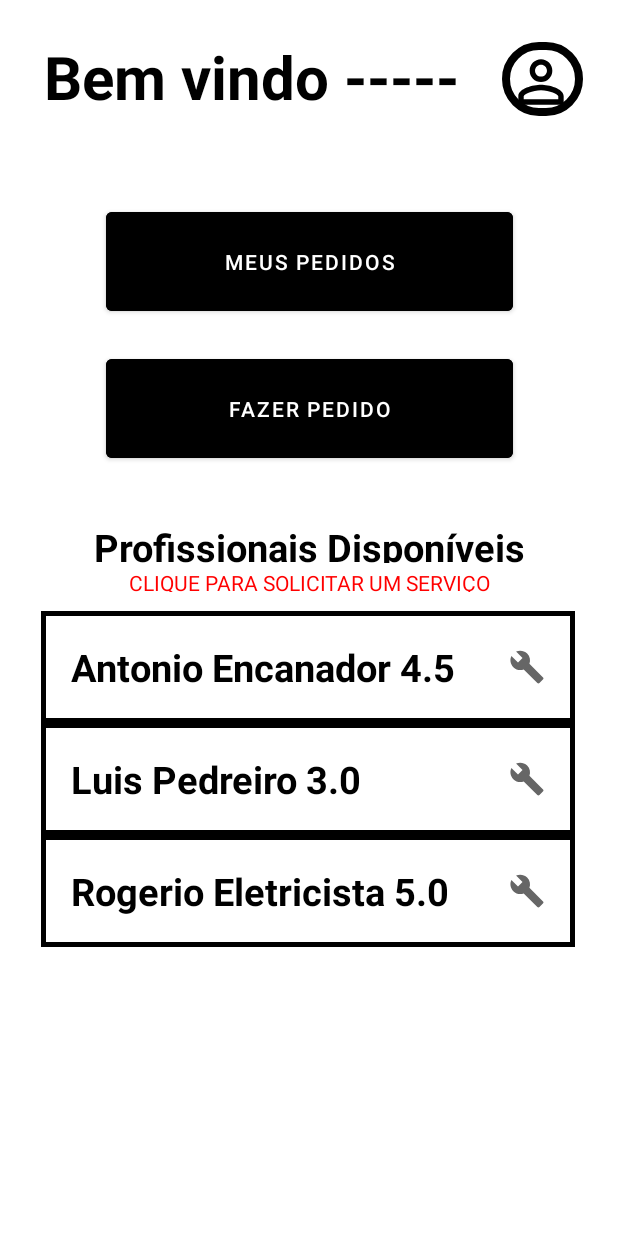
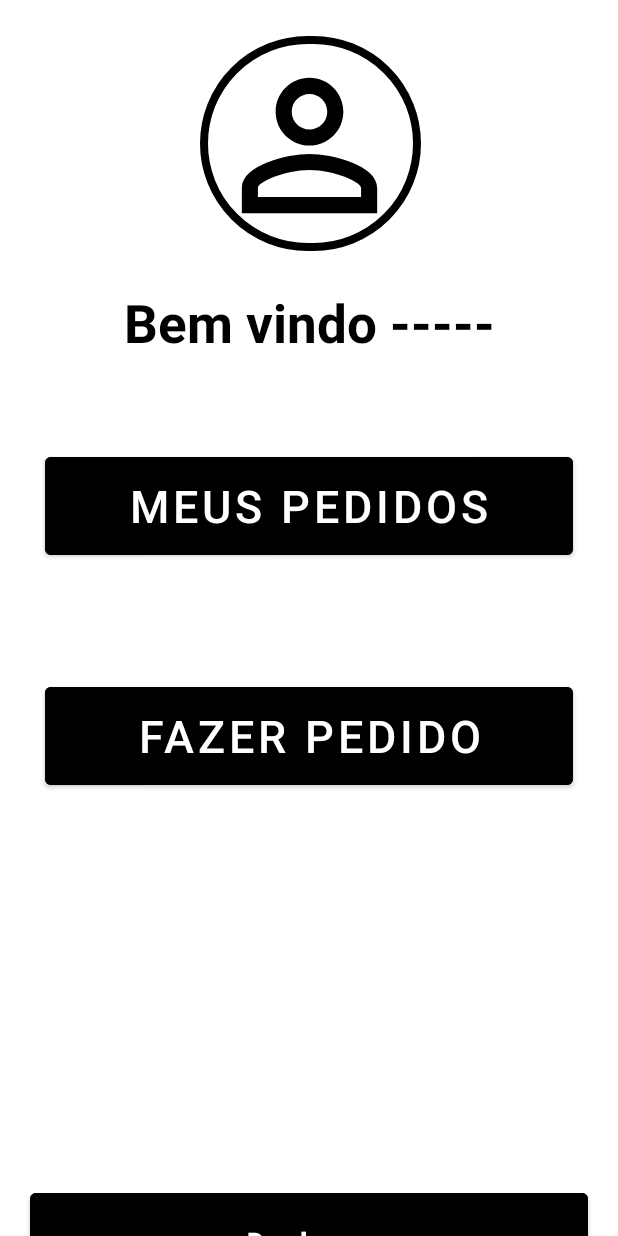
Before and after one commit to gabrielscholze-r/ObraPrima-Android, an Android app: the TelaPrincipalCliente screen opened directly, with no data from a screen before it, on a phone screen of 412 x 824 dp. Run offline under Robolectric (Android 15) with nearby library versions, the phone set to English and light mode, and no system bars; 2 statements that could not run were skipped.

Commit message:
login fix & home

```diff
--- a/app/src/main/java/com/example/meuapp/FormLogin.java
+++ b/app/src/main/java/com/example/meuapp/FormLogin.java
@@ -73,8 +73,11 @@ public class FormLogin extends AppCompatActivity {
 
                     }
                 }
-                TextView error = findViewById(R.id.errorMessage);
-                error.setText("Email não encontrado");
+                if(!logged){
+                    TextView error = findViewById(R.id.errorMessage);
+                    error.setText("Email não encontrado");
+                }
+
             }
         });
 
--- a/app/src/main/java/com/example/meuapp/MainActivity.java
+++ b/app/src/main/java/com/example/meuapp/MainActivity.java
@@ -15,5 +15,7 @@ public class MainActivity extends AppCompatActivity {
         setContentView(R.layout.activity_main);
         Intent i = new Intent(MainActivity.this, FormLogin.class);
         startActivity(i);
+
+
     }
 }
--- a/app/src/main/java/com/example/meuapp/TelaPrincipalCliente.java
+++ b/app/src/main/java/com/example/meuapp/TelaPrincipalCliente.java
@@ -42,10 +42,8 @@ public class TelaPrincipalCliente extends AppCompatActivity {
     private Button bt_contratar3;
     private Button bt_lista_pro;
     private int x,y,z;
-    private RecyclerView RView;
     private String ClienteNome;
     private ArrayList<Profissional> profissionais;
-    private RecycleAdapter.RecyclerViewClickListener listener;
 
     @Override
     protected void onCreate(Bundle savedInstanceState) {
@@ -59,8 +57,6 @@ public class TelaPrincipalCliente extends AppCompatActivity {
         getSupportActionBar().hide();
         IniciarComponentes();
         profissionais = Database.getProfissionais();
-        RView = findViewById(R.id.recyclerView);
-        setAdapter();
         LoginAtual loginAtual = Database.getLoginAtual();
         ClienteNome = loginAtual.getCliente().getNome();
         ArrayList<String> views = new ArrayList<>();
@@ -71,6 +67,7 @@ public class TelaPrincipalCliente extends AppCompatActivity {
             @Override
             public void onClick(View view) {
                 Intent intent = new Intent(TelaPrincipalCliente.this, FormLogin.class);
+                intent.setFlags(Intent.FLAG_ACTIVITY_CLEAR_TOP);
                 LoginAtual l = new LoginAtual();
                 Database.setLoginAtual(l);
                 startActivity(intent);
@@ -83,8 +80,8 @@ public class TelaPrincipalCliente extends AppCompatActivity {
             @Override
             public void onClick(View view) {
                 Intent intent = new Intent(TelaPrincipalCliente.this, TelaServicosCliente.class);
+                intent.setFlags(Intent.FLAG_ACTIVITY_PREVIOUS_IS_TOP);
                 startActivity(intent);
-                finish();
             }
 
         });
@@ -92,33 +89,12 @@ public class TelaPrincipalCliente extends AppCompatActivity {
             @Override
             public void onClick(View view) {
                 Intent intent = new Intent(TelaPrincipalCliente.this, TelaListaProfissionais.class);
+                intent.setFlags(Intent.FLAG_ACTIVITY_PREVIOUS_IS_TOP);
                 startActivity(intent);
             }
         });
     }
 
-    private void setAdapter() {
-        setOnClickListener();
-        RecycleAdapter adapter = new RecycleAdapter(profissionais, listener);
-        RecyclerView.LayoutManager layoutManager = new LinearLayoutManager(getApplicationContext());
-        RView.setLayoutManager(layoutManager);
-        RView.setItemAnimator(new DefaultItemAnimator());
-        RView.setAdapter(adapter);
-    }
-
-    private void setOnClickListener() {
-        listener = new RecycleAdapter.RecyclerViewClickListener() {
-            @Override
-            public void onClick(View v, int position) {
-                LocalDate d = LocalDate.now();
-                ArrayList<Pedidos> pedidos = profissionais.get(position).getPedidos();
-                pedidos.add(new Pedidos(d.getDayOfMonth(),d.getMonth().toString(),"Visita Tecnica", ClienteNome, profissionais.get(position).getNome()));
-                profissionais.get(position).setPedidos(pedidos);
-                Database.setProfissionais(profissionais);
-                Toast.makeText(getApplicationContext(),"Pedido feito!",Toast.LENGTH_SHORT).show();
-            }
-        };
-    }
 
 
     private void IniciarComponentes(){
--- a/app/src/main/java/com/example/meuapp/TelaServicosCliente.java
+++ b/app/src/main/java/com/example/meuapp/TelaServicosCliente.java
@@ -37,7 +37,6 @@ public class TelaServicosCliente extends AppCompatActivity {
     protected void onCreate(Bundle savedInstanceState) {
         super.onCreate(savedInstanceState);
         setContentView(R.layout.activity_tela_servicos_cliente);
-        getSupportActionBar().hide();
         IniciarComponentes();
         LoginAtual l = Database.getLoginAtual();
         pd = new ArrayList<>();
--- a/app/src/main/res/layout/activity_tela_principal_cliente.xml
+++ b/app/src/main/res/layout/activity_tela_principal_cliente.xml
@@ -11,53 +11,57 @@
 
     <androidx.constraintlayout.widget.ConstraintLayout
         android:layout_width="match_parent"
-        android:layout_height="match_parent"
+        android:layout_height="fill_parent"
         android:background="@drawable/background"
         android:backgroundTintMode="src_in">
 
 
         <TextView
             android:id="@+id/textTitulo"
-            android:layout_width="wrap_content"
+            android:layout_width="match_parent"
             android:layout_height="wrap_content"
-            android:layout_marginTop="24dp"
-            android:layout_marginBottom="57dp"
+            android:layout_marginBottom="60dp"
             android:text="Bem vindo -----"
+            android:textAlignment="center"
             android:textColor="@color/black"
-            android:textSize="40dp"
+            android:textSize="35dp"
             android:textStyle="bold"
             app:layout_constraintBottom_toTopOf="@+id/bt_historico2"
             app:layout_constraintEnd_toStartOf="@+id/containerProfile"
-            app:layout_constraintStart_toStartOf="parent"
-            app:layout_constraintTop_toTopOf="parent" />
+            app:layout_constraintHorizontal_bias="0.0"
+            app:layout_constraintStart_toStartOf="parent" />
 
         <View
             android:id="@+id/containerProfile"
-            android:layout_width="54dp"
-            android:layout_height="49dp"
-            android:layout_marginTop="28dp"
+            android:layout_width="147dp"
+            android:layout_height="143dp"
+            android:layout_marginTop="24dp"
+            android:layout_marginBottom="24dp"
             android:background="@drawable/container_profile"
+            app:layout_constraintBottom_toTopOf="@+id/textTitulo"
             app:layout_constraintEnd_toEndOf="parent"
-            app:layout_constraintHorizontal_bias="0.935"
+            app:layout_constraintHorizontal_bias="0.503"
             app:layout_constraintStart_toStartOf="parent"
             app:layout_constraintTop_toTopOf="parent" />
 
         <ImageView
-            app:tint="@color/black"
             android:id="@+id/containerIcon"
-            android:layout_width="52dp"
-            android:layout_height="45dp"
-            android:layout_marginTop="4dp"
+            android:layout_width="146dp"
+            android:layout_height="135dp"
+            android:layout_marginTop="26dp"
             android:src="@drawable/ic_profile"
-            app:layout_constraintStart_toStartOf="@+id/containerProfile"
-            app:layout_constraintTop_toTopOf="@+id/containerProfile" />
+            app:layout_constraintBottom_toBottomOf="@+id/containerProfile"
+            app:layout_constraintEnd_toEndOf="parent"
+            app:layout_constraintStart_toStartOf="parent"
+            app:layout_constraintTop_toTopOf="parent"
+            app:tint="@color/black" />
 
         <Button
             android:id="@+id/bt_deslogar"
             android:layout_width="match_parent"
             android:layout_height="wrap_content"
             android:layout_margin="20dp"
-            android:layout_marginBottom="52dp"
+            android:layout_marginBottom="233dp"
             android:backgroundTint="@color/black"
             android:padding="20dp"
             android:text="Deslogar"
@@ -67,74 +71,35 @@
             android:textStyle="bold"
             app:layout_constraintBottom_toBottomOf="parent"
             app:layout_constraintEnd_toEndOf="parent"
-            app:layout_constraintHorizontal_bias="0.4"
+            app:layout_constraintHorizontal_bias="0.0"
             app:layout_constraintStart_toStartOf="parent" />
-
 
         <Button
             android:id="@+id/bt_lista_pro"
-            android:layout_width="271dp"
-            android:layout_height="78dp"
-            android:layout_marginBottom="36dp"
+            android:layout_width="352dp"
+            android:layout_height="77dp"
+            android:layout_marginBottom="260dp"
             android:backgroundTint="@android:color/black"
             android:text="Fazer Pedido"
+            android:textSize="30dp"
             android:textColor="@color/white"
-            app:layout_constraintBottom_toTopOf="@+id/textView7"
+            app:layout_constraintBottom_toTopOf="@+id/bt_deslogar"
             app:layout_constraintEnd_toEndOf="parent"
             app:layout_constraintStart_toStartOf="parent" />
 
         <Button
             android:id="@+id/bt_historico2"
-            android:layout_width="271dp"
-            android:layout_height="78dp"
-            android:layout_marginBottom="20dp"
+            android:layout_width="352dp"
+            android:layout_height="77dp"
+            android:layout_marginBottom="76dp"
             android:backgroundTint="@android:color/black"
             android:text="Meus pedidos"
             android:textColor="@color/white"
+            android:textSize="30dp"
             app:layout_constraintBottom_toTopOf="@+id/bt_lista_pro"
             app:layout_constraintEnd_toEndOf="parent"
             app:layout_constraintStart_toStartOf="parent" />
 
-        <androidx.recyclerview.widget.RecyclerView
-            android:id="@+id/recyclerView"
-            android:layout_width="356dp"
-            android:layout_height="376dp"
-            android:layout_marginBottom="44dp"
-            android:background="#FFFFFF"
-            app:layout_constraintBottom_toTopOf="@+id/bt_deslogar"
-            app:layout_constraintEnd_toEndOf="parent"
-            app:layout_constraintHorizontal_bias="0.491"
-            app:layout_constraintStart_toStartOf="parent" />
-
-        <TextView
-
-            android:id="@+id/textView7"
-            android:layout_width="353dp"
-            android:layout_height="28dp"
-            android:layout_marginBottom="32dp"
-            android:text="Profissionais Disponíveis"
-            android:textAlignment="center"
-            android:textColor="@color/black"
-            android:textSize="25dp"
-            android:textStyle="bold"
-            app:layout_constraintBottom_toTopOf="@+id/recyclerView"
-            app:layout_constraintEnd_toEndOf="parent"
-            app:layout_constraintStart_toStartOf="parent" />
-
-        <TextView
-            android:id="@+id/textView2"
-            android:layout_width="351dp"
-            android:layout_height="16dp"
-            android:layout_marginTop="3dp"
-            android:layout_marginBottom="13dp"
-            android:text="CLIQUE PARA SOLICITAR UM SERVIÇO"
-            android:textAlignment="center"
-            android:textColor="#FF0000"
-            app:layout_constraintBottom_toTopOf="@+id/recyclerView"
-            app:layout_constraintEnd_toEndOf="parent"
-            app:layout_constraintStart_toStartOf="parent"
-            app:layout_constraintTop_toBottomOf="@+id/textView7" />
-
     </androidx.constraintlayout.widget.ConstraintLayout>
 
 </androidx.core.widget.NestedScrollView>
--- a/app/src/main/res/layout/activity_tela_servicos_cliente.xml
+++ b/app/src/main/res/layout/activity_tela_servicos_cliente.xml
@@ -1,11 +1,11 @@
 <?xml version="1.0" encoding="utf-8"?>
 
-<androidx.core.widget.NestedScrollView xmlns:app="http://schemas.android.com/apk/res-auto"
+<androidx.core.widget.NestedScrollView xmlns:android="http://schemas.android.com/apk/res/android"
+    xmlns:app="http://schemas.android.com/apk/res-auto"
     xmlns:tools="http://schemas.android.com/tools"
     android:layout_width="match_parent"
     android:layout_height="match_parent"
-    android:fillViewport="true"
-    xmlns:android="http://schemas.android.com/apk/res/android">
+    android:fillViewport="true">
 
     <androidx.constraintlayout.widget.ConstraintLayout
         android:layout_width="match_parent"
@@ -41,7 +41,7 @@
 
         <androidx.recyclerview.widget.RecyclerView
             android:id="@+id/recyclerView"
-
+            style="@style/Recycler_view"
             android:layout_width="356dp"
             android:layout_height="468dp"
             android:layout_marginBottom="44dp"
--- a/app/src/main/res/values/styles.xml
+++ b/app/src/main/res/values/styles.xml
@@ -27,6 +27,10 @@
         <item name="android:maxLength">30</item>
     </style>
 
+    <style name="Recycler_view">
+        <item name="android:background">@drawable/prolist</item>
+    </style>
+
     <style name="ButtonEntrar">
         <item name="android:layout_width">match_parent</item>
         <item name="android:layout_height">wrap_content</item>
```
